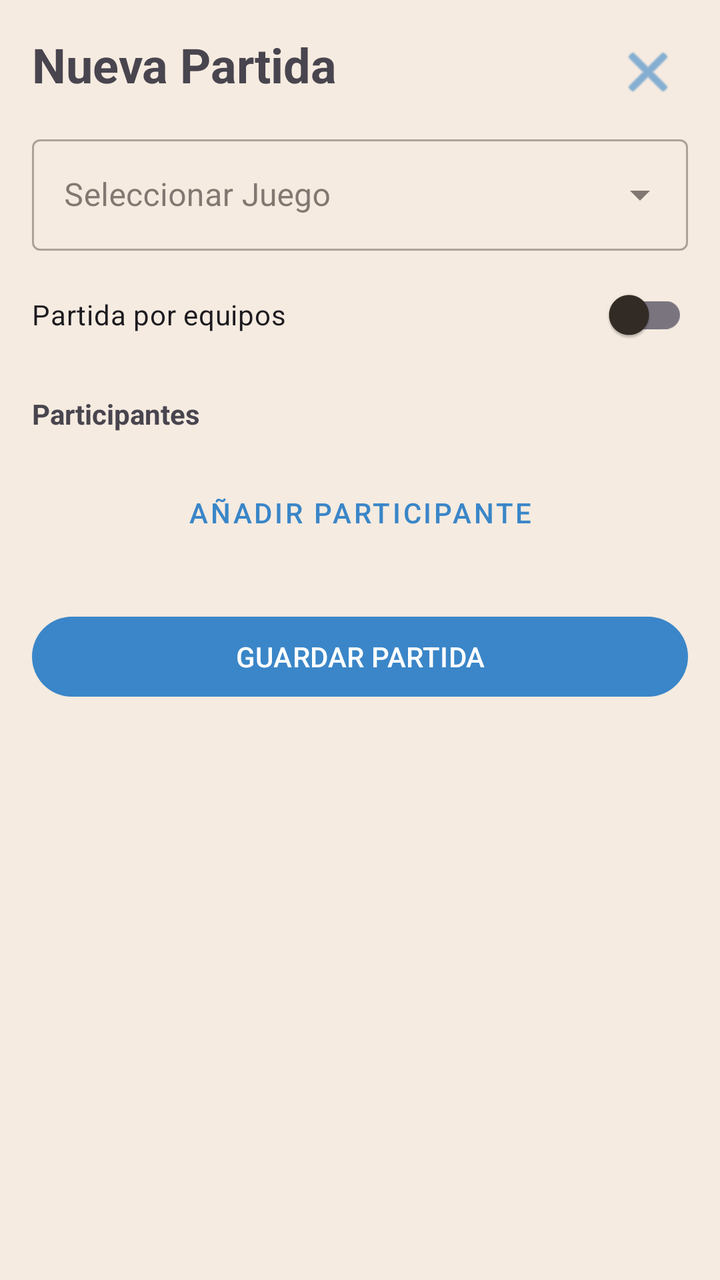
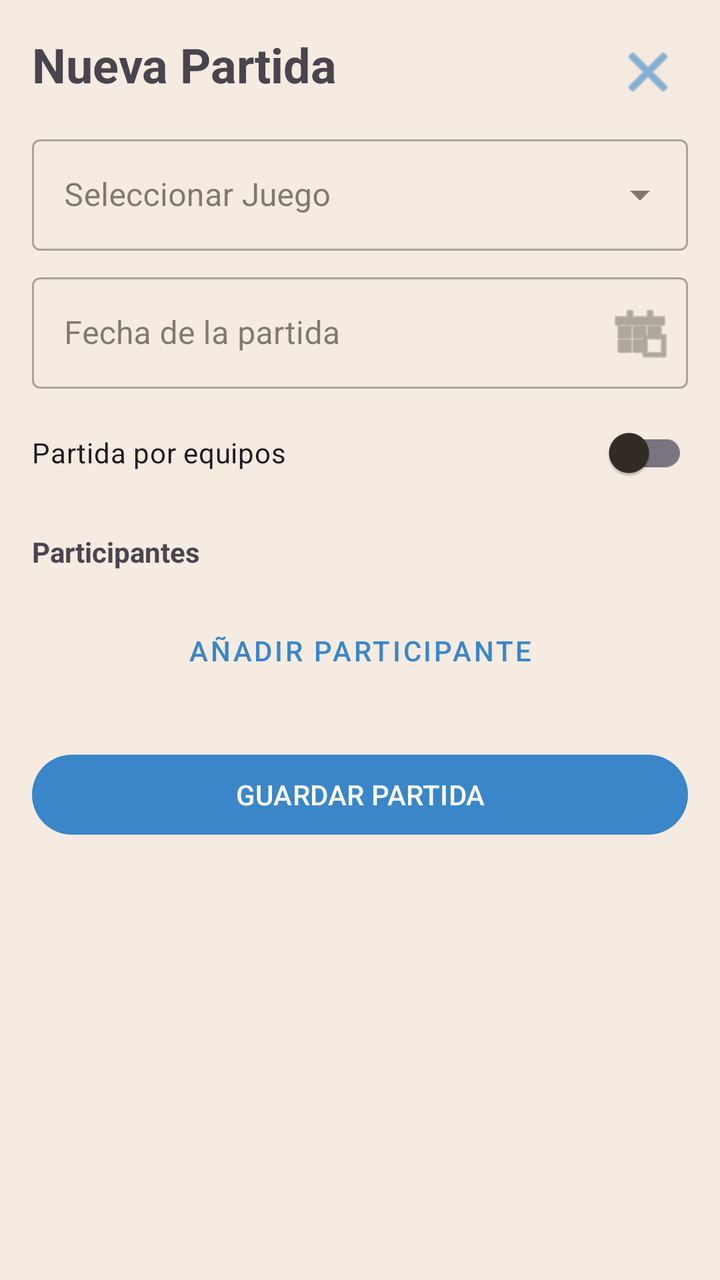

Two renders of the same Android screen: before a commit and after it. Below are the layout's source before the change and the commit's diff.
<!-- AndroidManifest.xml: application theme Theme.MeepleForce -->
<!-- res/layout/fragment_add_match.xml -->
<?xml version="1.0" encoding="utf-8"?>
<FrameLayout xmlns:android="http://schemas.android.com/apk/res/android"
    xmlns:app="http://schemas.android.com/apk/res-auto"
    android:layout_width="match_parent"
    android:layout_height="match_parent">

    <ScrollView
        android:layout_width="match_parent"
        android:layout_height="match_parent"
        android:background="?attr/android:windowBackground">

        <LinearLayout
            android:layout_width="match_parent"
            android:layout_height="wrap_content"
            android:orientation="vertical"
            android:padding="16dp">

            <TextView
                android:layout_width="wrap_content"
                android:layout_height="wrap_content"
                android:text="Nueva Partida"
                android:textSize="24sp"
                android:textStyle="bold"
                android:layout_marginBottom="16dp"/>

            <com.google.android.material.textfield.TextInputLayout
                android:id="@+id/tilSelectGame"
                style="@style/Widget.MaterialComponents.TextInputLayout.OutlinedBox.ExposedDropdownMenu"
                android:layout_width="match_parent"
                android:layout_height="wrap_content"
                android:hint="Seleccionar Juego"
                android:layout_marginBottom="8dp">

                <AutoCompleteTextView
                    android:id="@+id/actvSelectGame"
                    android:layout_width="match_parent"
                    android:layout_height="wrap_content"
                    android:inputType="textCapSentences"
                    android:completionThreshold="1" />
            </com.google.android.material.textfield.TextInputLayout>

            <TextView
                android:id="@+id/tvExpansionsLabel"
                android:layout_width="wrap_content"
                android:layout_height="wrap_content"
                android:text="Expansiones utilizadas"
                android:textStyle="bold"
                android:layout_marginBottom="4dp"
                android:visibility="gone"/>

            <com.google.android.material.chip.ChipGroup
                android:id="@+id/cgExpansions"
                android:layout_width="match_parent"
                android:layout_height="wrap_content"
                android:layout_marginBottom="8dp"
                android:visibility="gone"/>

            <Button
                android:id="@+id/btnSelectExpansions"
                style="@style/Widget.MaterialComponents.Button.OutlinedButton"
                android:layout_width="match_parent"
                android:layout_height="wrap_content"
                android:text="Seleccionar Expansiones"
                android:layout_marginBottom="16dp"
                android:visibility="gone"/>

            <com.google.android.material.switchmaterial.SwitchMaterial
                android:id="@+id/swIsTeamGame"
                android:layout_width="match_parent"
                android:layout_height="wrap_content"
                android:text="Partida por equipos"
                android:layout_marginBottom="16dp"/>

            <TextView
                android:id="@+id/tvParticipantsHeader"
                android:layout_width="wrap_content"
                android:layout_height="wrap_content"
                android:text="Participantes"
                android:textStyle="bold"
                android:layout_marginBottom="8dp"/>

            <LinearLayout
                android:id="@+id/llParticipantsContainer"
                android:layout_width="match_parent"
                android:layout_height="wrap_content"
                android:orientation="vertical" />

            <Button
                android:id="@+id/btnAddParticipant"
                style="@style/Widget.MaterialComponents.Button.TextButton"
                android:layout_width="wrap_content"
                android:layout_height="wrap_content"
                android:text="Añadir Participante"
                android:layout_gravity="center_horizontal"
                android:layout_marginTop="8dp"/>

            <Button
                android:id="@+id/btnSaveMatch"
                android:layout_width="match_parent"
                android:layout_height="wrap_content"
                android:text="GUARDAR PARTIDA"
                android:layout_marginTop="24dp"/>

        </LinearLayout>
    </ScrollView>

    <ImageButton
        android:id="@+id/btnClose"
        android:layout_width="48dp"
        android:layout_height="48dp"
        android:layout_gravity="top|end"
        android:layout_margin="12dp"
        android:background="?attr/selectableItemBackgroundBorderless"
        android:src="@android:drawable/ic_menu_close_clear_cancel"
        app:tint="?attr/colorPrimary"
        android:contentDescription="Cerrar"
        android:padding="12dp"/>
</FrameLayout>
<!-- resources referenced by this layout -->
<resources>
  <style name="Theme.MeepleForce" parent="Theme.Material3.DayNight.NoActionBar">
          
          <item name="colorPrimary">@color/meeple_blue_light</item>
          <item name="colorOnPrimary">@color/white</item>
          <item name="colorSecondary">@color/meeple_green_light</item>
          <item name="colorOnSecondary">@color/white</item>
  
          <item name="android:windowBackground">@color/wood_light</item>
  
          
          <item name="colorSurface">@color/card_bg_light</item>
          <item name="colorOnSurface">@color/text_main_light</item>
          <item name="colorSurfaceVariant">@color/surface_variant_light</item>
          <item name="colorOnSurfaceVariant">@color/text_secondary_light</item>
  
          
          <item name="android:textColorPrimary">@color/text_main_light</item>
          <item name="android:textColorSecondary">@color/text_secondary_light</item>
  
          
          <item name="cardViewStyle">@style/Widget.MeepleForce.CardView</item>
      </style>
  <color name="meeple_blue_light">#3A86C8</color>
  <color name="white">#FFFFFFFF</color>
  <color name="meeple_green_light">#2A9D8F</color>
  <color name="wood_light">#F5EBE0</color>
  <color name="card_bg_light">#FFFFFF</color>
  <color name="text_main_light">#332C26</color>
  <color name="surface_variant_light">#EAE2D6</color>
  <color name="text_secondary_light">#6D5F52</color>
  <style name="Widget.MeepleForce.CardView" parent="Widget.Material3.CardView.Elevated">
          <item name="cardBackgroundColor">@color/card_bg_light</item>
          <item name="cardElevation">4dp</item>
          <item name="cardCornerRadius">16dp</item> 
      </style>
</resources>

<!-- the commit's change to res/layout/fragment_add_match.xml (unified diff, before → after) -->
@@ -37,6 +37,26 @@
                     android:layout_height="wrap_content"
                     android:inputType="textCapSentences"
                     android:completionThreshold="1" />
+            </com.google.android.material.textfield.TextInputLayout>
+
+            <com.google.android.material.textfield.TextInputLayout
+                android:id="@+id/tilMatchDate"
+                style="@style/Widget.MaterialComponents.TextInputLayout.OutlinedBox"
+                android:layout_width="match_parent"
+                android:layout_height="wrap_content"
+                android:hint="Fecha de la partida"
+                android:layout_marginBottom="8dp"
+                app:endIconMode="custom"
+                app:endIconDrawable="@android:drawable/ic_menu_today">
+
+                <com.google.android.material.textfield.TextInputEditText
+                    android:id="@+id/etMatchDate"
+                    android:layout_width="match_parent"
+                    android:layout_height="wrap_content"
+                    android:focusable="false"
+                    android:clickable="true"
+                    android:cursorVisible="false"
+                    android:inputType="none" />
             </com.google.android.material.textfield.TextInputLayout>
 
             <TextView
